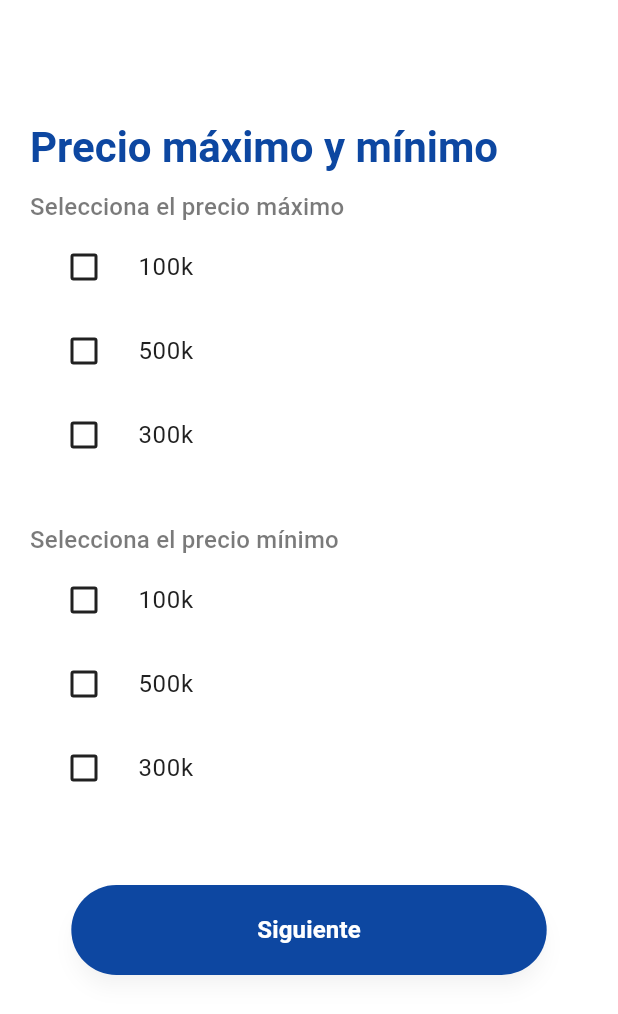
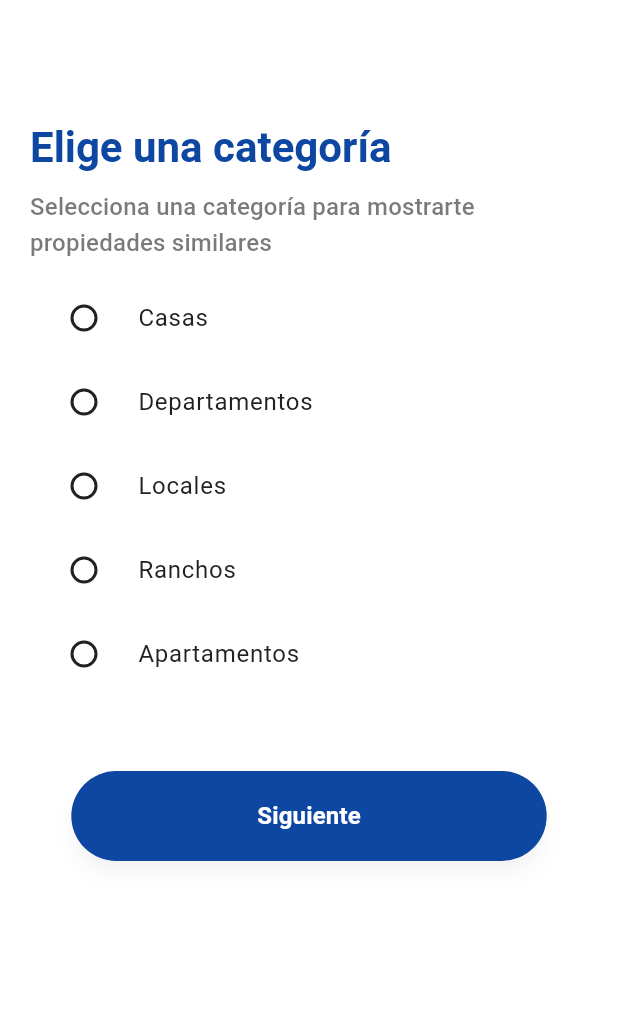
Before and after one commit to Danie0822/habbit_mobil_flutter, a Flutter app: the screen it shows after launch, on a phone screen of 412 x 824 dp. Shown: the top 1014 px of the screen. Run offline on Flutter 3.47's test engine with Material 3 defaults, Android fonts, the phone set to English and light mode, and no system bars; our stand-ins replace animated_bottom_navigation_bar, go_router.

Commit message:
Cambio en pantalla categorias

```diff
--- a/lib/screens/price_pref_screen.dart
+++ b/lib/screens/category_screen.dart
@@ -1,4 +1,3 @@
-
 import 'package:flutter/material.dart';
 import 'package:go_router/go_router.dart';
 //import 'package:go_router/go_router.dart';
@@ -13,15 +12,12 @@ class PriceScreen extends StatefulWidget {
   State<PriceScreen> createState() => _PriceScreenState();
 }
 
-class _PriceScreenState extends State<PriceScreen>
-    with TickerProviderStateMixin {
+class _PriceScreenState extends State<PriceScreen> with TickerProviderStateMixin {
   late AnimationController _fadeInController;
   late Animation<double> _fadeInAnimation;
 
-  final List<String> _checkboxItems = ["100k", "500k", "300k"];
-  List<bool> _checkboxValues = List.filled(3, false);
-  final List<String> _checkboxItems2 = ["100k", "500k", "300k"];
-  List<bool> _checkboxValues2 = List.filled(3, false);
+  final List<String> _radioItems = ["Casas", "Departamentos", "Locales", "Ranchos", "Apartamentos"];
+  String? _selectedRadioItem;
 
   @override
   void initState() {
@@ -74,45 +70,29 @@ class _PriceScreenState extends State<PriceScreen>
                           children: [
                             const SizedBox(height: 60),
                             Text(
-                              "Precio máximo y mínimo",
+                              "Elige una categoría",
                               style: AppStyles.headline5(context, colorTexto),
                             ),
                             const SizedBox(height: 10),
                             Text(
-                              "Selecciona el precio máximo",
+                              "Selecciona una categoría para mostrarte propiedades similares",
                               style: AppStyles.subtitle1(context),
                             ),
-                            for (int i = 0; i < _checkboxItems.length; i++)
-                            CheckboxListTile(
-                                  value: _checkboxValues[i],
+                            const SizedBox(height: 10),
+                            for (int i = 0; i < _radioItems.length; i++)
+                              RadioListTile<String>(
+                                value: _radioItems[i],
+                                groupValue: _selectedRadioItem,
                                 onChanged: (value) {
-                                    _checkboxValues[i] = value!;
-                                    setState(() {});
+                                  setState(() {
+                                    _selectedRadioItem = value!;
+                                  });
                                 },
-                                  title: Text(_checkboxItems[i]),
-                                  checkColor: whiteColor,
+                                title: Text(_radioItems[i]),
                                 activeColor: colorTextYellow,
                                 shape: RoundedRectangleBorder(
-                                borderRadius: BorderRadius.circular(30)),
-                                controlAffinity: ListTileControlAffinity.leading,
+                                  borderRadius: BorderRadius.circular(30),
                                 ),
-                            const SizedBox(height: 30),
-                            Text(
-                              "Selecciona el precio mínimo",
-                              style: AppStyles.subtitle1(context),
-                            ),
-                            for (int i = 0; i < _checkboxItems2.length; i++)
-                            CheckboxListTile(
-                                  value: _checkboxValues2[i],
-                                  onChanged: (value) {
-                                    _checkboxValues2[i] = value!;
-                                    setState(() {});
-                                  },
-                                  title: Text(_checkboxItems2[i]),
-                                  checkColor: whiteColor,
-                                  activeColor: colorTextYellow,
-                                  shape: RoundedRectangleBorder(
-                                borderRadius: BorderRadius.circular(30)),
                                 controlAffinity: ListTileControlAffinity.leading,
                               ),
                             const SizedBox(height: 50),
--- a/lib/screens/screens.dart
+++ b/lib/screens/screens.dart
@@ -6,4 +6,4 @@ export 'package:habbit_mobil_flutter/screens/profile_screen.dart';
 export 'package:habbit_mobil_flutter/screens/main_screen.dart';
 export 'package:habbit_mobil_flutter/screens/login_screen.dart';
 export 'package:habbit_mobil_flutter/screens/register_screen.dart';
-export 'package:habbit_mobil_flutter/screens/price_pref_screen.dart';
+export 'package:habbit_mobil_flutter/screens/category_screen.dart';
```
Lines whose indentation alone changed are shown as unchanged.
